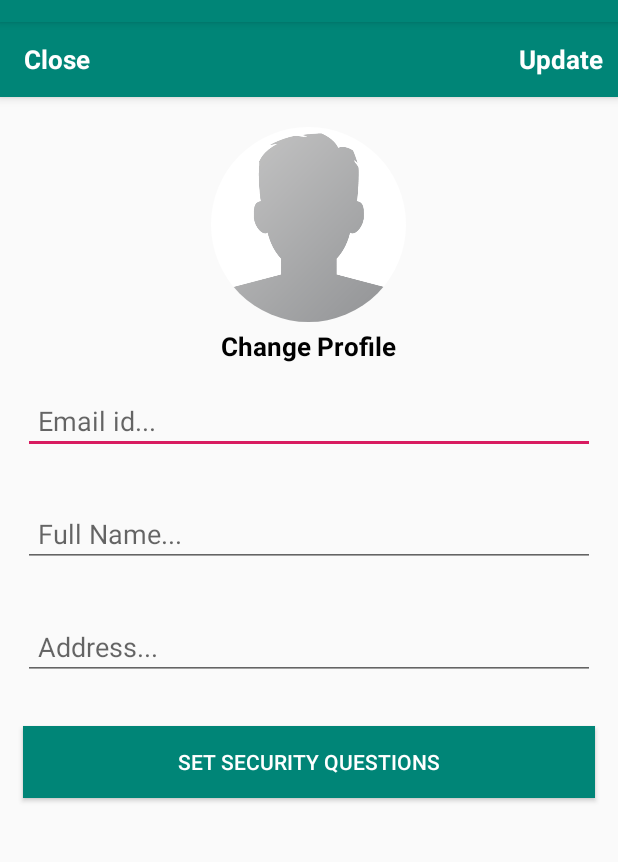
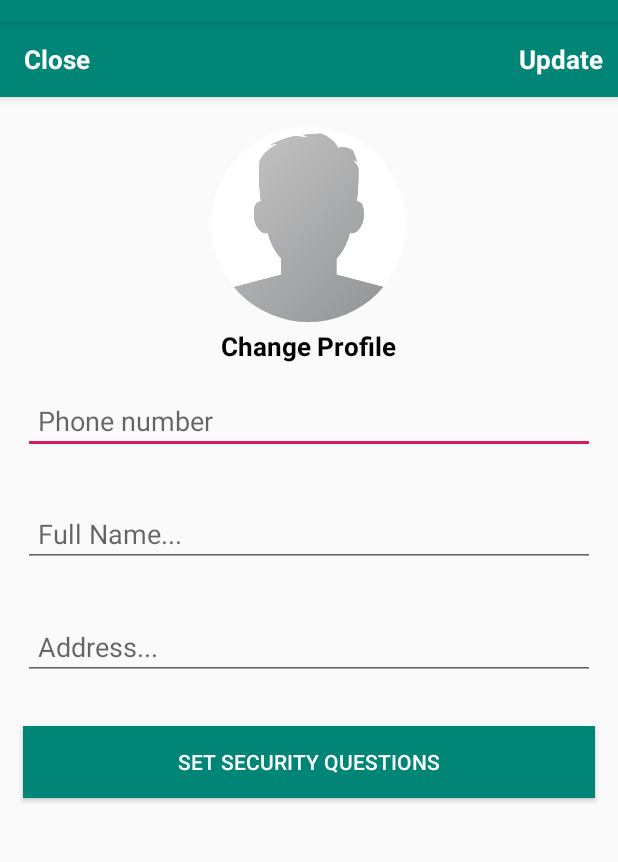
Before and after one commit to sashamakkar/Ecommerce, an Android app: the SettingsActivity screen opened directly, with no data from a screen before it, on a phone screen of 412 x 824 dp, the part 62-924 px from its top. Run offline under Robolectric (Android 15) with nearby library versions, the phone set to English and light mode, and no system bars; our stand-ins replace CircleImageView, Firebase (no records; nobody signed in at launch, a user with empty details on screens opened directly), Picasso; libraries missing offline, so code that uses them is left out: com.theartofdev.edmodo; 2 statements that could not run were skipped.

Commit message:
Updated email with phone number in setting activity

```diff
--- a/app/src/main/res/layout/activity_settings.xml
+++ b/app/src/main/res/layout/activity_settings.xml
@@ -77,11 +77,11 @@
         />
 
     <EditText
-        android:id="@+id/settings_email"
+        android:id="@+id/settings_phone_number"
         android:layout_width="match_parent"
         android:layout_height="wrap_content"
         android:layout_below="@+id/profile_image_change_btn"
-        android:hint="Email id..."
+        android:hint="Phone number"
         android:layout_margin="15dp"
         android:padding="10dp"
         />
@@ -90,7 +90,7 @@
         android:id="@+id/settings_full_name"
         android:layout_width="match_parent"
         android:layout_height="wrap_content"
-        android:layout_below="@+id/settings_email"
+        android:layout_below="@+id/settings_phone_number"
         android:hint="Full Name..."
         android:layout_margin="15dp"
         android:padding="10dp"
```
Also changed, not shown: app/src/main/java/com/example/hp/ecommerce/SettingsActivity.java (+13 -13 lines).
